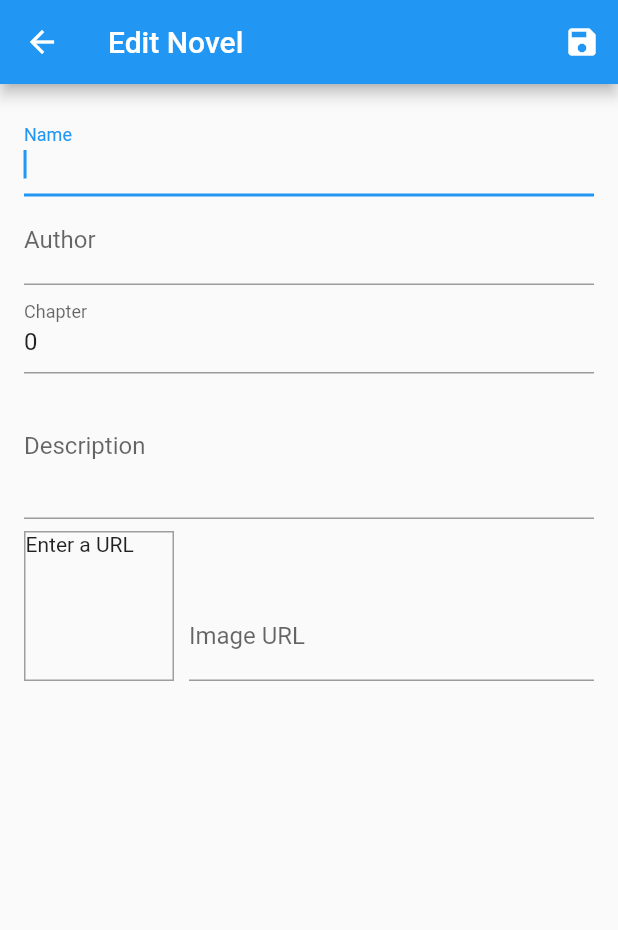
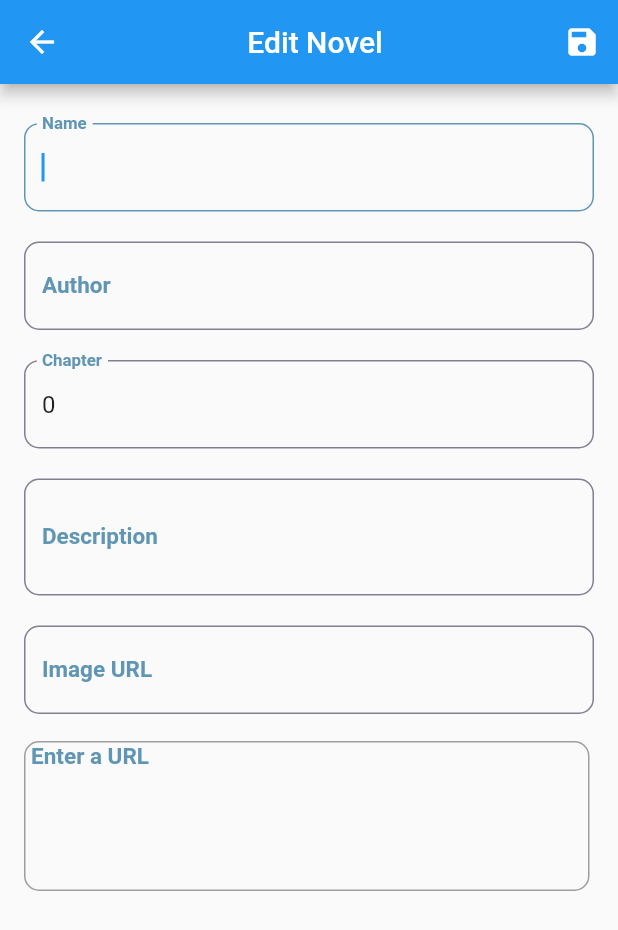
Before and after one commit to 23-24Sem1-Courses/ct48402-project-PhamThanhHungB2014747, a Flutter app: the EditNovelScreen screen opened by its route, on a phone screen of 412 x 824 dp. Shown: the top 930 px of the screen. Run offline on Flutter 3.47's test engine with Material 2 defaults, Android fonts, the phone set to English and light mode, and no system bars; our stand-ins replace flutter_dotenv, loading_animation_widget, shared_preferences; accounts and stored records are empty.

Commit message:
update edit bibrary add slider

```diff
--- a/lib/ui/novels/edit_novel_screen.dart
+++ b/lib/ui/novels/edit_novel_screen.dart
@@ -1,5 +1,3 @@
-// import 'dart:math';
-
 import 'package:flutter/material.dart';
 import 'package:provider/provider.dart';
 import '../../models/novel.dart';
@@ -72,7 +70,7 @@ class _EditNovelScreenState extends State<EditNovelScreen> {
   Widget build(BuildContext context) {
     return Scaffold(
       appBar: AppBar(
-        title: const Text('Edit Novel'),
+        title: const Center(child: Text('Edit Novel')),
         actions: <Widget>[
           IconButton(
             onPressed: _saveForm,
@@ -90,10 +88,29 @@ class _EditNovelScreenState extends State<EditNovelScreen> {
                 key: _editForm,
                 child: ListView(
                   children: <Widget>[
+                    const SizedBox(
+                      height: 10,
+                    ),
                     buildTitleField(),
+                    const SizedBox(
+                      height: 20,
+                    ),
                     buildAuthorField(),
+                    const SizedBox(
+                      height: 20,
+                    ),
                     buildCountField(),
+                    const SizedBox(
+                      height: 20,
+                    ),
                     buildDescriptionField(),
+                    const SizedBox(
+                      height: 20,
+                    ),
+                    buildImageURLField(),
+                    const SizedBox(
+                      height: 10,
+                    ),
                     buildNovelPreview(),
                   ],
                 ),
@@ -105,7 +122,28 @@ class _EditNovelScreenState extends State<EditNovelScreen> {
   TextFormField buildTitleField() {
     return TextFormField(
       initialValue: _editedNovel.name,
-      decoration: const InputDecoration(labelText: 'Name'),
+      decoration: const InputDecoration(
+        labelText: 'Name',
+        labelStyle: TextStyle(
+          color: Color(0xFF6096B4),
+          fontSize: 15,
+          fontWeight: FontWeight.w600,
+        ),
+        enabledBorder: OutlineInputBorder(
+          borderRadius: BorderRadius.all(Radius.circular(10)),
+          borderSide: BorderSide(
+            width: 1,
+            color: Color(0xFF837E93),
+          ),
+        ),
+        focusedBorder: OutlineInputBorder(
+          borderRadius: BorderRadius.all(Radius.circular(10)),
+          borderSide: BorderSide(
+            width: 1,
+            color: Color(0xFF6096B4),
+          ),
+        ),
+      ),
       textInputAction: TextInputAction.next,
       autofocus: true,
       validator: (value) {
@@ -123,7 +161,28 @@ class _EditNovelScreenState extends State<EditNovelScreen> {
   TextFormField buildAuthorField() {
     return TextFormField(
       initialValue: _editedNovel.author,
-      decoration: const InputDecoration(labelText: 'Author'),
+      decoration: const InputDecoration(
+        labelText: 'Author',
+        labelStyle: TextStyle(
+          color: Color(0xFF6096B4),
+          fontSize: 15,
+          fontWeight: FontWeight.w600,
+        ),
+        enabledBorder: OutlineInputBorder(
+          borderRadius: BorderRadius.all(Radius.circular(10)),
+          borderSide: BorderSide(
+            width: 1,
+            color: Color(0xFF837E93),
+          ),
+        ),
+        focusedBorder: OutlineInputBorder(
+          borderRadius: BorderRadius.all(Radius.circular(10)),
+          borderSide: BorderSide(
+            width: 1,
+            color: Color(0xFF6096B4),
+          ),
+        ),
+      ),
       textInputAction: TextInputAction.next,
       keyboardType: TextInputType.text,
       validator: (value) {
@@ -176,8 +235,29 @@ class _EditNovelScreenState extends State<EditNovelScreen> {
   TextFormField buildDescriptionField() {
     return TextFormField(
       initialValue: _editedNovel.description,
-      decoration: const InputDecoration(labelText: 'Description'),
-      maxLines: 3,
+      decoration: const InputDecoration(
+        labelText: 'Description',
+        labelStyle: TextStyle(
+          color: Color(0xFF6096B4),
+          fontSize: 15,
+          fontWeight: FontWeight.w600,
+        ),
+        enabledBorder: OutlineInputBorder(
+          borderRadius: BorderRadius.all(Radius.circular(10)),
+          borderSide: BorderSide(
+            // width: 0,
+            color: Color(0xFF837E93),
+          ),
+        ),
+        focusedBorder: OutlineInputBorder(
+          borderRadius: BorderRadius.all(Radius.circular(10)),
+          borderSide: BorderSide(
+            width: 1,
+            color: Color(0xFF6096B4),
+          ),
+        ),
+      ),
+      maxLines: 2,
       keyboardType: TextInputType.multiline,
       validator: (value) {
         if (value!.isEmpty) {
@@ -197,7 +277,28 @@ class _EditNovelScreenState extends State<EditNovelScreen> {
   TextFormField buildCountField() {
     return TextFormField(
       initialValue: _editedNovel.countChapter.toString(),
-      decoration: const InputDecoration(labelText: 'Chapter'),
+      decoration: const InputDecoration(
+        labelText: 'Chapter',
+        labelStyle: TextStyle(
+          color: Color(0xFF6096B4),
+          fontSize: 15,
+          fontWeight: FontWeight.w600,
+        ),
+        enabledBorder: OutlineInputBorder(
+          borderRadius: BorderRadius.all(Radius.circular(10)),
+          borderSide: BorderSide(
+            width: 1,
+            color: Color(0xFF837E93),
+          ),
+        ),
+        focusedBorder: OutlineInputBorder(
+          borderRadius: BorderRadius.all(Radius.circular(10)),
+          borderSide: BorderSide(
+            width: 1,
+            color: Color(0xFF6096B4),
+          ),
+        ),
+      ),
       textInputAction: TextInputAction.next,
       keyboardType: TextInputType.number,
       validator: (value) {
@@ -214,7 +315,8 @@ class _EditNovelScreenState extends State<EditNovelScreen> {
       },
       onSaved: (value) {
         // print(int.parse(value!));
-        _editedNovel = _editedNovel.copyWith(countChapter: int.tryParse(value!));
+        _editedNovel =
+            _editedNovel.copyWith(countChapter: int.tryParse(value!));
         print(_editedNovel.countChapter);
       },
     );
@@ -225,29 +327,35 @@ class _EditNovelScreenState extends State<EditNovelScreen> {
       crossAxisAlignment: CrossAxisAlignment.end,
       children: <Widget>[
         Container(
-          width: 100,
+          width: 377,
           height: 100,
           margin: const EdgeInsets.only(
             top: 8,
-            right: 10,
           ),
           decoration: BoxDecoration(
+            borderRadius: const BorderRadius.all(Radius.circular(10)),
             border: Border.all(
               width: 1,
               color: Colors.grey,
             ),
           ),
           child: _imageUrlController.text.isEmpty
-              ? const Text('Enter a URL')
+              ? const Text(
+                  ' Enter a URL',
+                  style: TextStyle(
+                    color: Color(0xFF6096B4),
+                    fontSize: 15,
+                    fontWeight: FontWeight.w600,
+                  ),
+                )
               : FittedBox(
                   child: Image.network(
+                    width: 200,
+                    height: 150,
                     _imageUrlController.text,
                     fit: BoxFit.cover,
                   ),
                 ),
-        ),
-        Expanded(
-          child: buildImageURLField(),
         ),
       ],
     );
@@ -255,7 +363,28 @@ class _EditNovelScreenState extends State<EditNovelScreen> {
 
   TextFormField buildImageURLField() {
     return TextFormField(
-      decoration: const InputDecoration(labelText: 'Image URL'),
+      decoration: const InputDecoration(
+        labelText: 'Image URL',
+        labelStyle: TextStyle(
+          color: Color(0xFF6096B4),
+          fontSize: 15,
+          fontWeight: FontWeight.w600,
+        ),
+        enabledBorder: OutlineInputBorder(
+          borderRadius: BorderRadius.all(Radius.circular(10)),
+          borderSide: BorderSide(
+            // width: 0,
+            color: Color(0xFF837E93),
+          ),
+        ),
+        focusedBorder: OutlineInputBorder(
+          borderRadius: BorderRadius.all(Radius.circular(10)),
+          borderSide: BorderSide(
+            width: 1,
+            color: Color(0xFF6096B4),
+          ),
+        ),
+      ),
       keyboardType: TextInputType.url,
       textInputAction: TextInputAction.done,
       controller: _imageUrlController,
```
Also changed, not shown: lib/ui/novels/list_novel_screen.dart (+2 -10 lines), lib/ui/novels/novel_grid.dart (added, +20 -0 lines), lib/ui/novels/novel_libery_list_screen.dart (+45 -38 lines), lib/ui/novels/slider.dart (added, +37 -0 lines).
